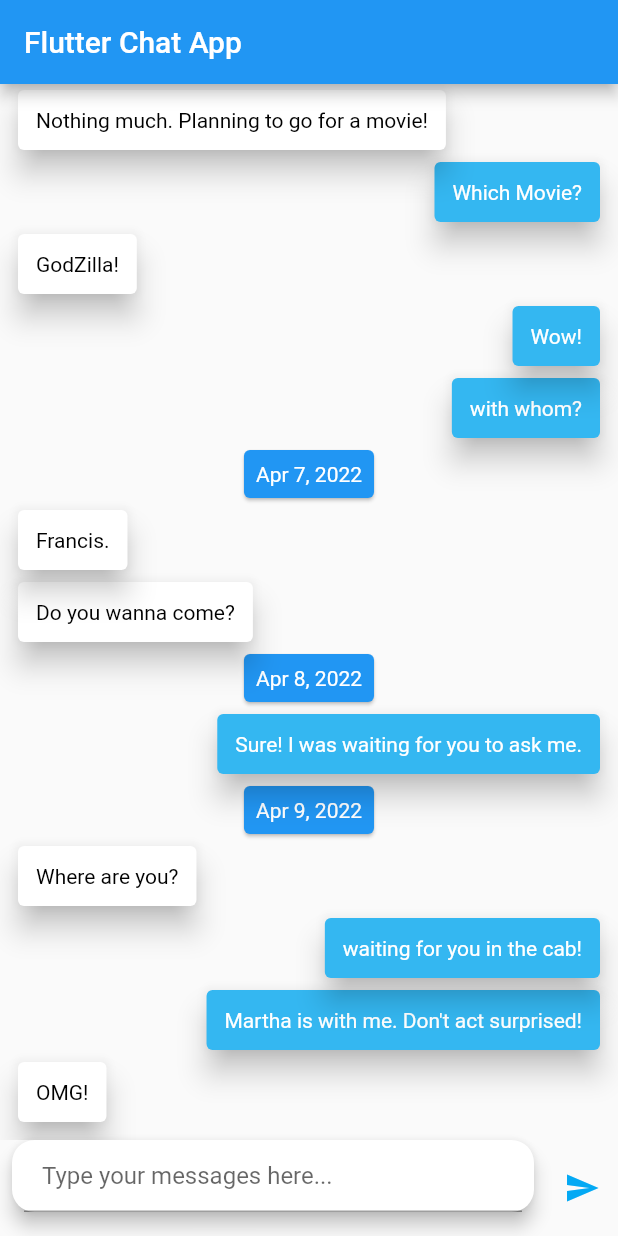
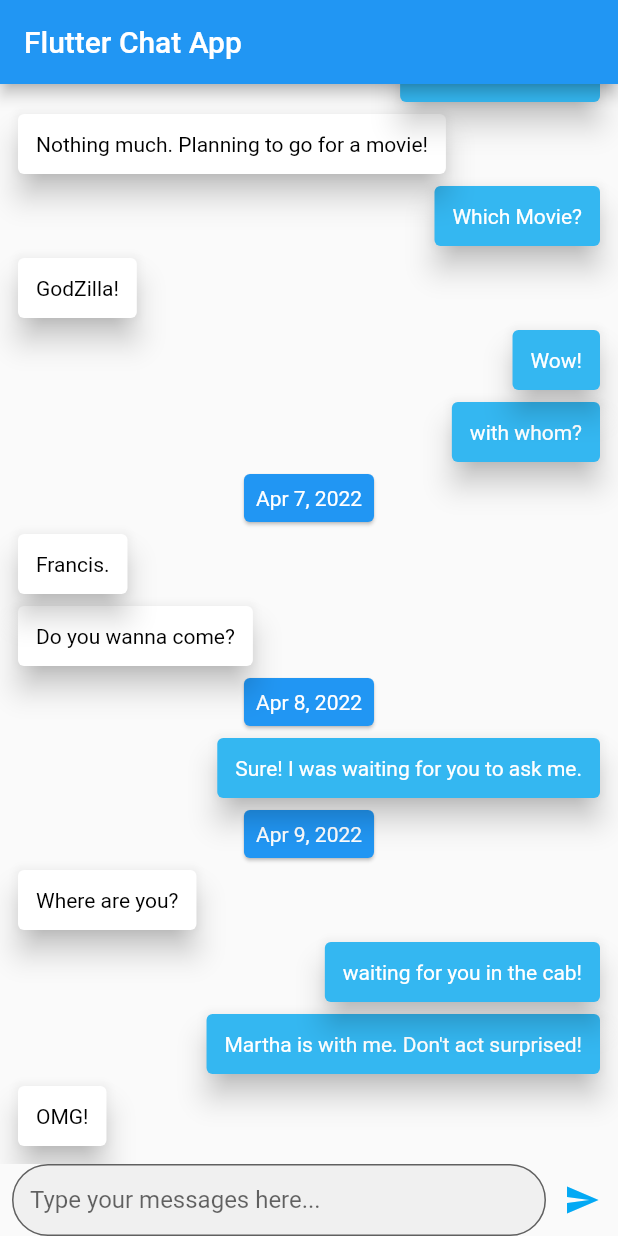
Before and after one commit to anjum-chauhan/chat-app-flutter, a Flutter app: the screen it shows after launch, on a phone screen of 412 x 824 dp. Run offline on Flutter 3.47's test engine with Material 2 defaults, Android fonts, the phone set to English and light mode, and no system bars; drawn by our look-alikes of grouped_list.

Commit message:
input text variations

```diff
--- a/lib/main.dart
+++ b/lib/main.dart
@@ -170,23 +170,19 @@ class _MyHomePageState extends State<MyHomePage> {
             Expanded(
               flex: 8,
               child: Container(
-                padding:
-                    const EdgeInsets.only(left: 8, right: 8, bottom: 8, top: 0),
-                child: Card(
-                  margin: const EdgeInsets.only(bottom: 8),
-                  elevation: 5,
-                  shape: RoundedRectangleBorder(
-                      borderRadius: BorderRadius.circular(15)),
-                  child: Padding(
-                    padding: const EdgeInsets.only(left: 8, right: 8),
-                    child: TextField(
-                      decoration: const InputDecoration(
-                        contentPadding: EdgeInsets.all(12),
-                        hintText: 'Type your messages here...',
-                      ),
-                      controller: _controller,
-                    ),
+                margin: const EdgeInsets.only(left: 8),
+                child: TextField(
+                  decoration: InputDecoration(
+                    filled: true,
+                    contentPadding: const EdgeInsets.all(12),
+                    hintText: 'Type your messages here...',
+                    border: OutlineInputBorder(
+                      borderSide: const BorderSide(width: 0),
+                      gapPadding: 10,
+                      borderRadius: BorderRadius.circular(25),
+                    )
                   ),
+                  controller: _controller,
                 ),
               ),
             ),
```
Also changed, not shown: 1 other file.
